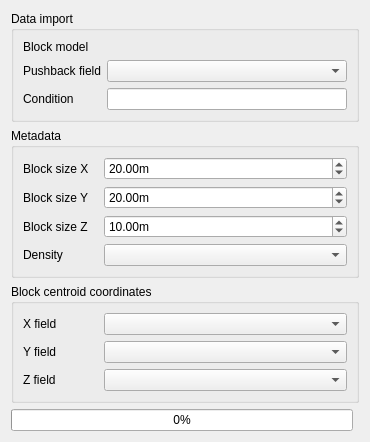
The window that ui/blockModelImport.ui (denismikulich91/SurfaceMineDesignWB) describes before a commit, drawn with Qt 5.
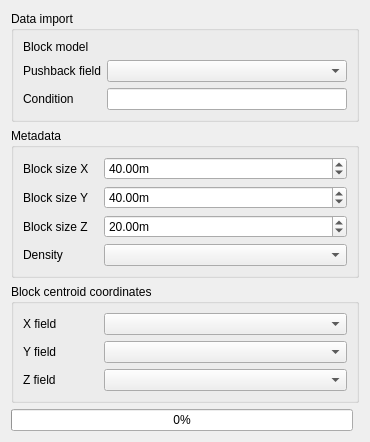
The same window after the commit. Custom widgets are drawn as their Qt base class.

```diff
--- a/ui/blockModelImport.ui
+++ b/ui/blockModelImport.ui
@@ -45,7 +45,7 @@
          <string>m</string>
         </property>
         <property name="value">
-         <double>10.000000000000000</double>
+         <double>20.000000000000000</double>
         </property>
        </widget>
       </item>
@@ -58,7 +58,7 @@
          <double>0.000000000000000</double>
         </property>
         <property name="value">
-         <double>20.000000000000000</double>
+         <double>40.000000000000000</double>
         </property>
        </widget>
       </item>
@@ -75,7 +75,7 @@
          <string>m</string>
         </property>
         <property name="value">
-         <double>20.000000000000000</double>
+         <double>40.000000000000000</double>
         </property>
        </widget>
       </item>
```
